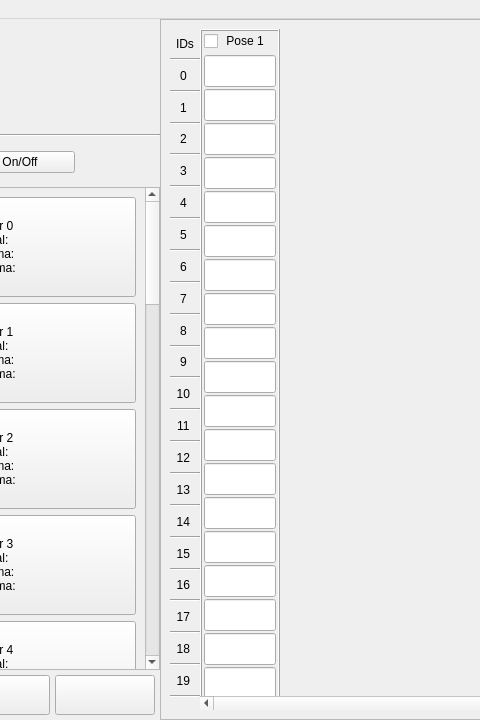
Before: the Qt Designer form src/movement_bioloid/movement_pages/ui/pages.ui in edromufu/edromufu, drawn with Qt 5; both pictures show x 160 to 640 and y 0 to 720 of the 1280 by 720 pixel window.
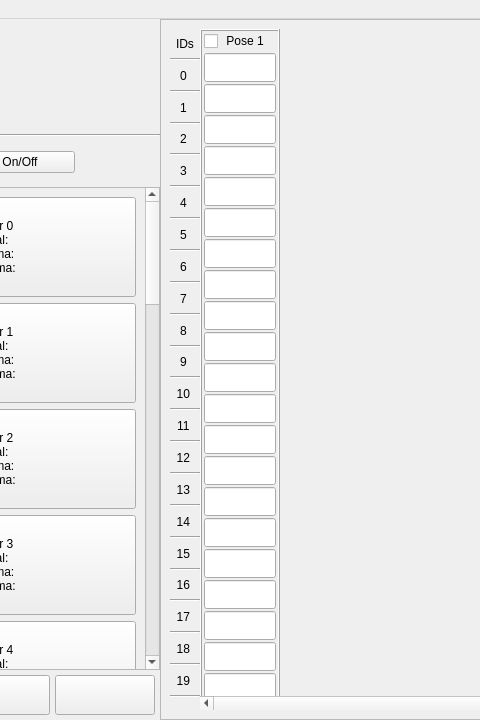
After: the same form once the commit is applied. Icons and pictures are not drawn.

Commit message: Correção.

The edit to the form file:
```diff
--- a/src/movement_bioloid/movement_pages/ui/pages.ui
+++ b/src/movement_bioloid/movement_pages/ui/pages.ui
@@ -1320,7 +1320,7 @@
                <x>0</x>
                <y>0</y>
                <width>910</width>
-               <height>704</height>
+               <height>675</height>
               </rect>
              </property>
              <layout class="QHBoxLayout" name="horizontalLayout_8">
@@ -1460,13 +1460,32 @@
                    <property name="minimumSize">
                     <size>
                      <width>0</width>
-                     <height>32</height>
+                     <height>29</height>
                     </size>
                    </property>
                    <property name="maximumSize">
                     <size>
                      <width>16777215</width>
-                     <height>28</height>
+                     <height>29</height>
+                    </size>
+                   </property>
+                   <property name="text">
+                    <string/>
+                   </property>
+                  </widget>
+                 </item>
+                 <item>
+                  <widget class="QLineEdit" name="lineEdit_21">
+                   <property name="minimumSize">
+                    <size>
+                     <width>0</width>
+                     <height>29</height>
+                    </size>
+                   </property>
+                   <property name="maximumSize">
+                    <size>
+                     <width>16777215</width>
+                     <height>29</height>
                     </size>
                    </property>
                    <property name="text">
@@ -1479,13 +1498,13 @@
                    <property name="minimumSize">
                     <size>
                      <width>0</width>
-                     <height>32</height>
+                     <height>29</height>
                     </size>
                    </property>
                    <property name="maximumSize">
                     <size>
                      <width>16777215</width>
-                     <height>28</height>
+                     <height>29</height>
                     </size>
                    </property>
                   </widget>
@@ -1495,13 +1514,13 @@
                    <property name="minimumSize">
                     <size>
                      <width>0</width>
-                     <height>32</height>
+                     <height>29</height>
                     </size>
                    </property>
                    <property name="maximumSize">
                     <size>
                      <width>16777215</width>
-                     <height>28</height>
+                     <height>29</height>
                     </size>
                    </property>
                   </widget>
@@ -1511,13 +1530,13 @@
                    <property name="minimumSize">
                     <size>
                      <width>0</width>
-                     <height>32</height>
+                     <height>29</height>
                     </size>
                    </property>
                    <property name="maximumSize">
                     <size>
                      <width>16777215</width>
-                     <height>28</height>
+                     <height>29</height>
                     </size>
                    </property>
                   </widget>
@@ -1527,13 +1546,13 @@
                    <property name="minimumSize">
                     <size>
                      <width>0</width>
-                     <height>32</height>
+                     <height>29</height>
                     </size>
                    </property>
                    <property name="maximumSize">
                     <size>
                      <width>16777215</width>
-                     <height>28</height>
+                     <height>29</height>
                     </size>
                    </property>
                   </widget>
@@ -1543,13 +1562,13 @@
                    <property name="minimumSize">
                     <size>
                      <width>0</width>
-                     <height>32</height>
+                     <height>29</height>
                     </size>
                    </property>
                    <property name="maximumSize">
                     <size>
                      <width>16777215</width>
-                     <height>28</height>
+                     <height>29</height>
                     </size>
                    </property>
                   </widget>
@@ -1559,13 +1578,13 @@
                    <property name="minimumSize">
                     <size>
                      <width>0</width>
-                     <height>32</height>
+                     <height>29</height>
                     </size>
                    </property>
                    <property name="maximumSize">
                     <size>
                      <width>16777215</width>
-                     <height>28</height>
+                     <height>29</height>
                     </size>
                    </property>
                   </widget>
@@ -1575,13 +1594,13 @@
                    <property name="minimumSize">
                     <size>
                      <width>0</width>
-                     <height>32</height>
+                     <height>29</height>
                     </size>
                    </property>
                    <property name="maximumSize">
                     <size>
                      <width>16777215</width>
-                     <height>28</height>
+                     <height>29</height>
                     </size>
                    </property>
                   </widget>
@@ -1591,13 +1610,13 @@
                    <property name="minimumSize">
                     <size>
                      <width>0</width>
-                     <height>32</height>
+                     <height>29</height>
                     </size>
                    </property>
                    <property name="maximumSize">
                     <size>
                      <width>16777215</width>
-                     <height>28</height>
+                     <height>29</height>
                     </size>
                    </property>
                   </widget>
@@ -1607,13 +1626,13 @@
                    <property name="minimumSize">
                     <size>
                      <width>0</width>
-                     <height>32</height>
+                     <height>29</height>
                     </size>
                    </property>
                    <property name="maximumSize">
                     <size>
                      <width>16777215</width>
-                     <height>28</height>
+                     <height>29</height>
                     </size>
                    </property>
                   </widget>
@@ -1623,13 +1642,13 @@
                    <property name="minimumSize">
                     <size>
                      <width>0</width>
-                     <height>32</height>
+                     <height>29</height>
                     </size>
                    </property>
                    <property name="maximumSize">
                     <size>
                      <width>16777215</width>
-                     <height>28</height>
+                     <height>29</height>
                     </size>
                    </property>
                   </widget>
@@ -1639,13 +1658,13 @@
                    <property name="minimumSize">
                     <size>
                      <width>0</width>
-                     <height>32</height>
+                     <height>29</height>
                     </size>
                    </property>
                    <property name="maximumSize">
                     <size>
                      <width>16777215</width>
-                     <height>28</height>
+                     <height>29</height>
                     </size>
                    </property>
                   </widget>
@@ -1655,13 +1674,13 @@
                    <property name="minimumSize">
                     <size>
                      <width>0</width>
-                     <height>32</height>
+                     <height>29</height>
                     </size>
                    </property>
                    <property name="maximumSize">
                     <size>
                      <width>16777215</width>
-                     <height>28</height>
+                     <height>29</height>
                     </size>
                    </property>
                   </widget>
@@ -1671,13 +1690,13 @@
                    <property name="minimumSize">
                     <size>
                      <width>0</width>
-                     <height>32</height>
+                     <height>29</height>
                     </size>
                    </property>
                    <property name="maximumSize">
                     <size>
                      <width>16777215</width>
-                     <height>28</height>
+                     <height>29</height>
                     </size>
                    </property>
                   </widget>
@@ -1687,13 +1706,13 @@
                    <property name="minimumSize">
                     <size>
                      <width>0</width>
-                     <height>32</height>
+                     <height>29</height>
                     </size>
                    </property>
                    <property name="maximumSize">
                     <size>
                      <width>16777215</width>
-                     <height>28</height>
+                     <height>29</height>
                     </size>
                    </property>
                   </widget>
@@ -1703,13 +1722,13 @@
                    <property name="minimumSize">
                     <size>
                      <width>0</width>
-                     <height>32</height>
+                     <height>29</height>
                     </size>
                    </property>
                    <property name="maximumSize">
                     <size>
                      <width>16777215</width>
-                     <height>28</height>
+                     <height>29</height>
                     </size>
                    </property>
                   </widget>
@@ -1719,13 +1738,13 @@
                    <property name="minimumSize">
                     <size>
                      <width>0</width>
-                     <height>32</height>
+                     <height>29</height>
                     </size>
                    </property>
                    <property name="maximumSize">
                     <size>
                      <width>16777215</width>
-                     <height>28</height>
+                     <height>29</height>
                     </size>
                    </property>
                   </widget>
@@ -1735,13 +1754,13 @@
                    <property name="minimumSize">
                     <size>
                      <width>0</width>
-                     <height>32</height>
+                     <height>29</height>
                     </size>
                    </property>
                    <property name="maximumSize">
                     <size>
                      <width>16777215</width>
-                     <height>28</height>
+                     <height>29</height>
                     </size>
                    </property>
                   </widget>
@@ -1751,13 +1770,13 @@
                    <property name="minimumSize">
                     <size>
                      <width>0</width>
-                     <height>32</height>
+                     <height>29</height>
                     </size>
                    </property>
                    <property name="maximumSize">
                     <size>
                      <width>16777215</width>
-                     <height>28</height>
+                     <height>29</height>
                     </size>
                    </property>
                   </widget>
@@ -1767,13 +1786,13 @@
                    <property name="minimumSize">
                     <size>
                      <width>0</width>
-                     <height>32</height>
+                     <height>29</height>
                     </size>
                    </property>
                    <property name="maximumSize">
                     <size>
                      <width>16777215</width>
-                     <height>28</height>
+                     <height>29</height>
                     </size>
                    </property>
                   </widget>
```
